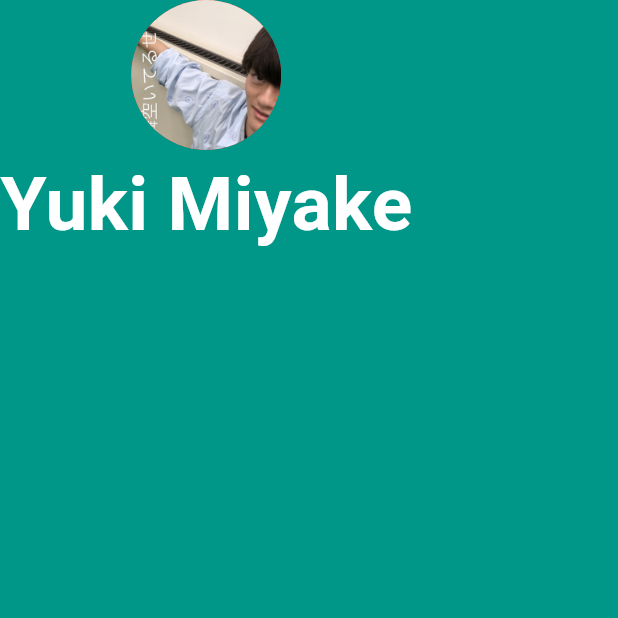
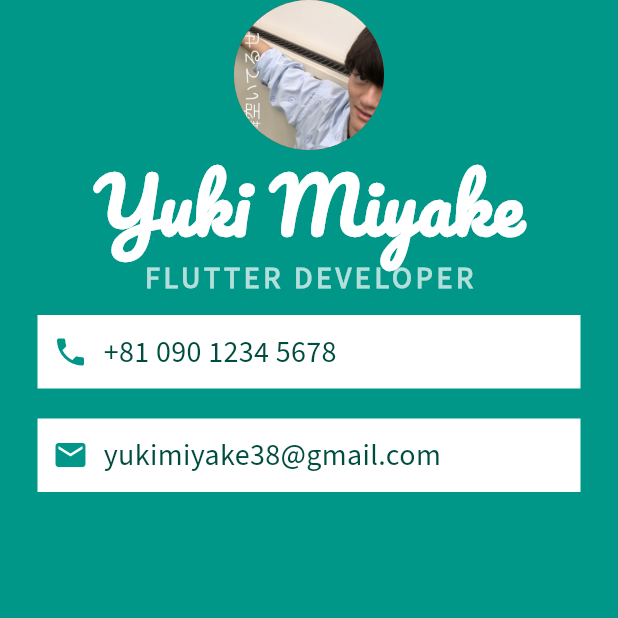
Before and after one commit to yukimiyake0607/mi_card_flutter, a Flutter app: the screen it shows after launch, on a phone screen of 412 x 824 dp, the top half of it. Run offline on Flutter 3.47's test engine with Material 3 defaults, Android fonts, the phone set to English and light mode, and no system bars.

Commit message:
プロフィール追加

```diff
--- a/lib/main.dart
+++ b/lib/main.dart
@@ -23,9 +23,65 @@ class MyApp extends StatelessWidget {
               Text(
                 'Yuki Miyake',
                 style: TextStyle(
+                  fontFamily: 'Pacifico',
                   fontSize: 50,
                   fontWeight: FontWeight.bold,
                   color: Colors.white,
+                ),
+              ),
+              Text(
+                'FLUTTER DEVELOPER',
+                style: TextStyle(
+                    fontFamily: 'SourceSans3',
+                    color: Colors.teal.shade100,
+                    fontSize: 20,
+                    letterSpacing: 2.5,
+                    fontWeight: FontWeight.bold),
+              ),
+              Container(
+                margin: EdgeInsets.symmetric(vertical: 10, horizontal: 25),
+                padding: EdgeInsets.all(10),
+                color: Colors.white,
+                child: Row(
+                  children: [
+                    Icon(
+                      Icons.phone,
+                      color: Colors.teal,
+                    ),
+                    SizedBox(
+                      width: 10,
+                    ),
+                    Text(
+                      '+81 090 1234 5678',
+                      style: TextStyle(
+                          fontSize: 20,
+                          fontFamily: 'SourceSans3',
+                          color: Colors.teal[900]),
+                    )
+                  ],
+                ),
+              ),
+              Container(
+                margin: EdgeInsets.symmetric(vertical: 10, horizontal: 25),
+                padding: EdgeInsets.all(10),
+                color: Colors.white,
+                child: Row(
+                  children: [
+                    Icon(
+                      Icons.mail,
+                      color: Colors.teal,
+                    ),
+                    SizedBox(
+                      width: 10,
+                    ),
+                    Text(
+                      'yukimiyake38@gmail.com',
+                      style: TextStyle(
+                          fontSize: 20,
+                          color: Colors.teal[900],
+                          fontFamily: 'SourceSans3'),
+                    ),
+                  ],
                 ),
               ),
             ],
```
Also changed, not shown: pubspec.yaml (+7 -0 lines), fonts/Pacifico-Regular.ttf (added), fonts/SourceSans3-Regular.ttf (added).
